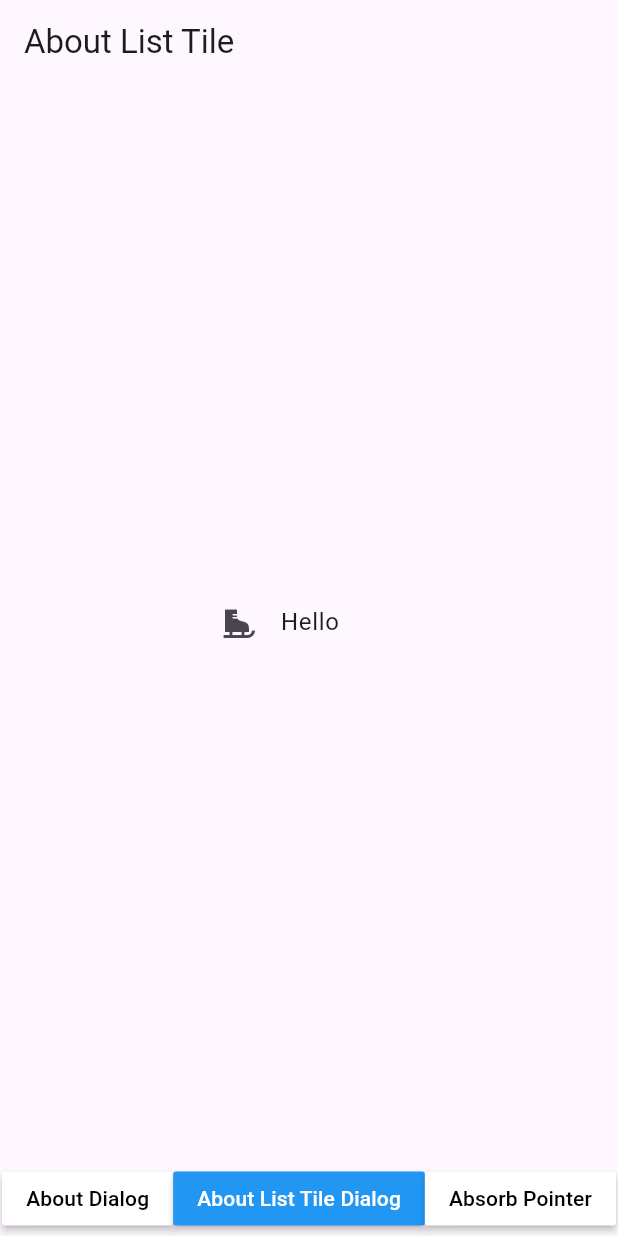
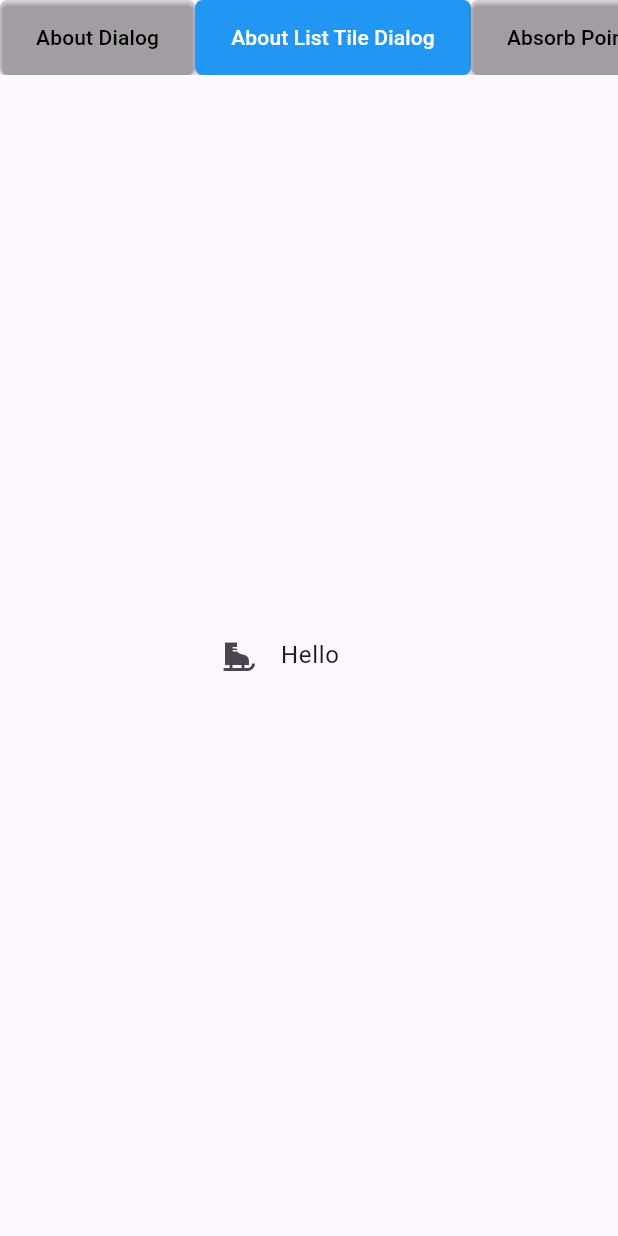
Before and after one commit to jhalto/flutter_widgets, a Flutter app: the screen it shows after launch, after a tap on "About List Tile Dialog", on a phone screen of 412 x 824 dp. Run offline on Flutter 3.47's test engine with Material 3 defaults, Android fonts, the phone set to English and light mode, and no system bars.

Commit message:
Alert Dialog

```diff
--- a/lib/main.dart
+++ b/lib/main.dart
@@ -1,7 +1,7 @@
 import 'package:flutter/material.dart';
-import 'package:flutter_widgets/widgets/about_dialog.dart';
-import 'package:flutter_widgets/widgets/about_list_tile.dart';
+
 import 'package:flutter_widgets/page_view.dart';
+import 'package:flutter_widgets/widgets/alert_dialog.dart';
 
 void main() {
   runApp(const MyApp());
--- a/lib/page_view.dart
+++ b/lib/page_view.dart
@@ -2,6 +2,7 @@ import 'package:flutter/material.dart';
 import 'package:flutter_widgets/widgets/about_dialog.dart';
 import 'package:flutter_widgets/widgets/about_list_tile.dart';
 import 'package:flutter_widgets/widgets/absorb_pointer.dart';
+import 'package:flutter_widgets/widgets/alert_dialog.dart';
 
 class PageViewDemo extends StatefulWidget {
   PageViewDemo({super.key});
@@ -16,11 +17,13 @@ class _PageViewDemoState extends State<PageViewDemo> {
     AboutDialogDemo(),
     AboutListTileDemo(),
     AbsorbPointerDemo(),
+    AlertDialogDemo(),
   ];
   final List<String> pageTitle = [
     "About Dialog",
     "About List Tile Dialog",
     "Absorb Pointer",
+    "Alert Dialog",
   ];
   @override
   void initState() {
@@ -35,9 +38,38 @@ class _PageViewDemoState extends State<PageViewDemo> {
 
   @override
   Widget build(BuildContext context) {
-    return Scaffold(
+    return SafeArea(
+      child: Scaffold(
         body: Column(
           children: [
+            Container(
+              height: 50,
+              child: SingleChildScrollView(
+                scrollDirection: Axis.horizontal,
+                child: Row(
+                    children: List.generate(pageList.length, (index) {
+                      return ElevatedButton(onPressed: (){
+                        _pageController!.animateToPage(index, duration: Duration(microseconds: 300), curve: Easing.linear);
+                        setState(() {
+                          _currentIndex = index;
+                        });
+                      },
+                        style: ElevatedButton.styleFrom(
+                          shape: RoundedRectangleBorder(
+                            borderRadius: BorderRadius.circular(5),
+                          ),
+                          minimumSize: Size(double.minPositive, double.infinity),
+                          backgroundColor: _currentIndex == index? Colors.blue: Colors.black12,
+                          foregroundColor: _currentIndex == index? Colors.white: Colors.black
+                        ),
+
+
+                        child: Text(pageTitle[index]),
+                      );
+                    },)
+                ),
+              ),
+            ),
             Expanded(
               child: PageView(
                 controller: _pageController,
@@ -51,27 +83,9 @@ class _PageViewDemoState extends State<PageViewDemo> {
 
               ),
             ),
-          Container(
-            height: 50,
-            child: SingleChildScrollView(
-              scrollDirection: Axis.horizontal,
-              child: Row(
-                children: List.generate(pageList.length, (index) {
-                  return MaterialButton(onPressed: (){
-                    _pageController!.animateToPage(index, duration: Duration(microseconds: 300), curve: Easing.linear);
-                    setState(() {
-                      _currentIndex = index;
-                    });
-                  },
-                    color: _currentIndex == index ? Colors.blue:Colors.white,
-                    textColor: _currentIndex ==index? Colors.white:Colors.black,
-                  child: Text(pageTitle[index]),
-                  );
-                },)
+
+          ],
         ),
-            ),
-          )
-        ],
       ),
     );
   }
--- a/lib/widgets/about_dialog.dart
+++ b/lib/widgets/about_dialog.dart
@@ -6,9 +6,7 @@ class AboutDialogDemo extends StatelessWidget {
   @override
   Widget build(BuildContext context) {
     return Scaffold(
-      appBar: AppBar(
-        title: Text("Alert Dialog"),
-      ),
+
       body: Container(
         color: Colors.blueGrey,
         child: Center(
--- a/lib/widgets/about_list_tile.dart
+++ b/lib/widgets/about_list_tile.dart
@@ -6,9 +6,7 @@ class AboutListTileDemo extends StatelessWidget {
   @override
   Widget build(BuildContext context) {
     return Scaffold(
-      appBar: AppBar(
-        title: Text("About List Tile"),
-      ),
+
       body: Center(
         child: SizedBox(
            width: 150,
--- a/lib/widgets/absorb_pointer.dart
+++ b/lib/widgets/absorb_pointer.dart
@@ -6,9 +6,7 @@ class AbsorbPointerDemo extends StatelessWidget {
   @override
   Widget build(BuildContext context) {
     return Scaffold(
-      appBar: AppBar(
-        title: Text("Absorb Pointer"),
-      ),
+
       body: Center(
         child: Stack(
           alignment: Alignment.center,
```
Also changed, not shown: lib/widgets/alert_dialog.dart (+42 -0 lines). Lines whose indentation alone changed are shown as unchanged.
